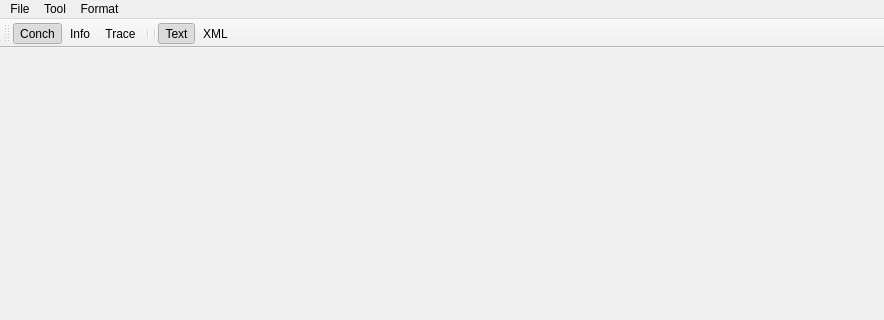
This is Source/GUI/Qt/mainwindow.ui in MediaArea/MediaConch_SourceCode as Qt 5 draws it before an edit; both pictures show x 0 to 884 and y 0 to 320 of the 884 by 635 pixel window. The edited form follows.
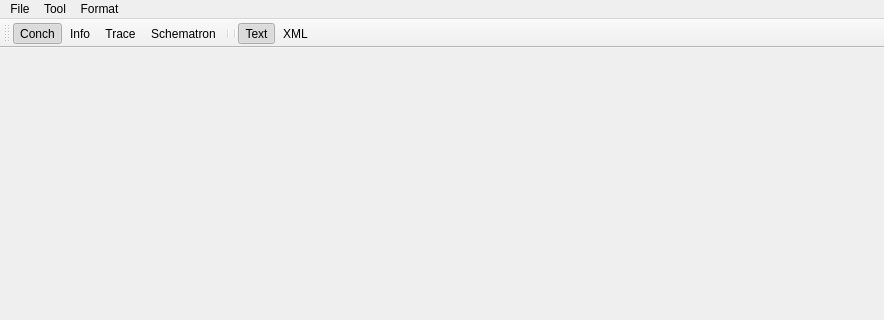
This is the edited form.

Commit message:
validation: use Schematron to validate the XML information
new dep: libxml2

Patch:
```diff
--- a/Source/GUI/Qt/mainwindow.ui
+++ b/Source/GUI/Qt/mainwindow.ui
@@ -67,6 +67,7 @@
    <addaction name="actionConch"/>
    <addaction name="actionInfo"/>
    <addaction name="actionTrace"/>
+   <addaction name="actionSchematron"/>
    <addaction name="separator"/>
    <addaction name="separator"/>
    <addaction name="actionText"/>
@@ -110,6 +111,14 @@
     <string>Trace</string>
    </property>
   </action>
+  <action name="actionSchematron">
+   <property name="checkable">
+    <bool>true</bool>
+   </property>
+   <property name="text">
+    <string>Schematron</string>
+   </property>
+  </action>
   <action name="actionText">
    <property name="checkable">
     <bool>true</bool>
```
Left out of the diff: 13 changed lines with no effect on the pictures. The commit also changes 18 other files.
